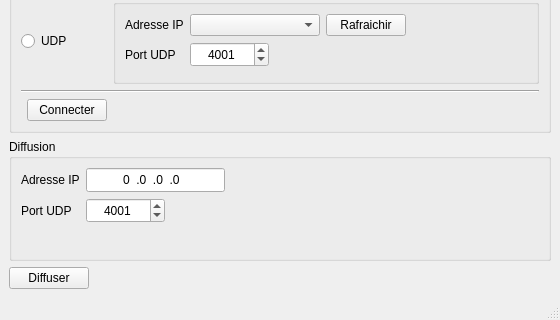
Qt form mainwindow.ui (MaximeGeay/UDP_Diffusion) before a commit; both pictures show x 0 to 560 and y 191 to 511 of the 560 by 511 pixel window.
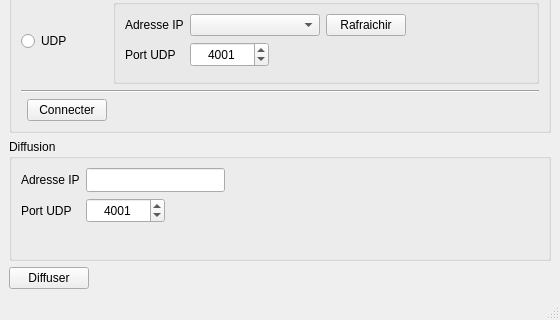
The same form after that commit.

Commit message: UDP_Diffusion 0.3 Correction de bug sur l'Ip destination : suppression InputMask

```diff
--- a/mainwindow.ui
+++ b/mainwindow.ui
@@ -461,10 +461,10 @@
           </size>
          </property>
          <property name="inputMask">
-          <string>999.999.999.999</string>
+          <string/>
          </property>
          <property name="text">
-          <string>0.0.0.0</string>
+          <string/>
          </property>
          <property name="alignment">
           <set>Qt::AlignCenter</set>
```
The commit also changes 1 other file.
